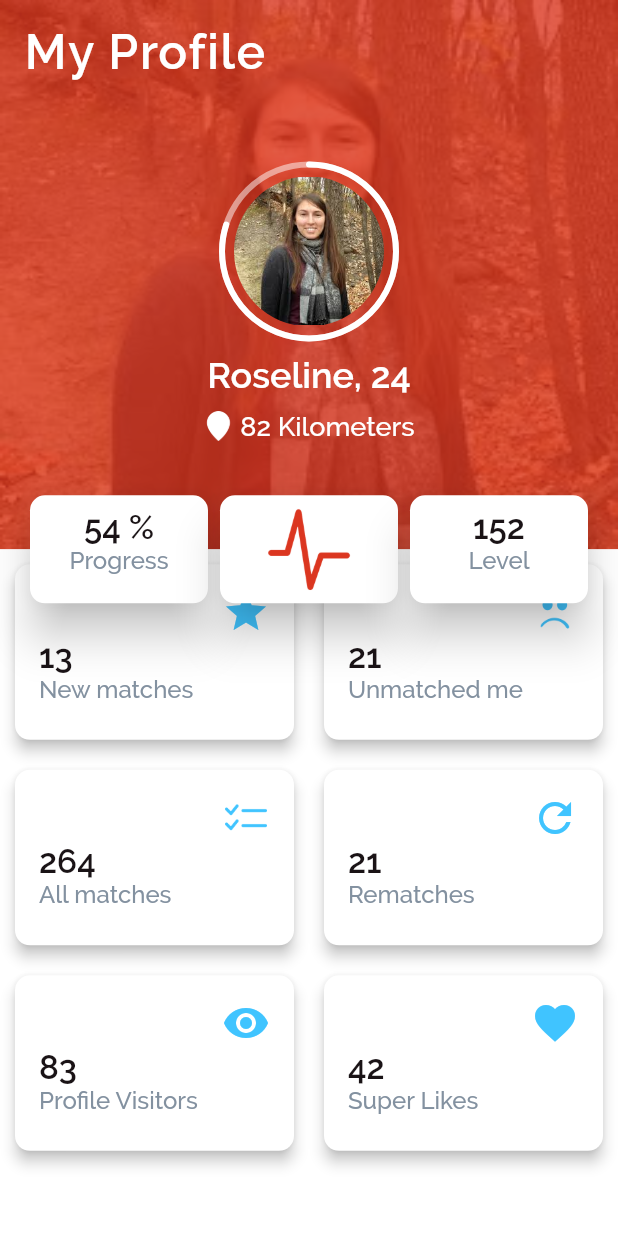
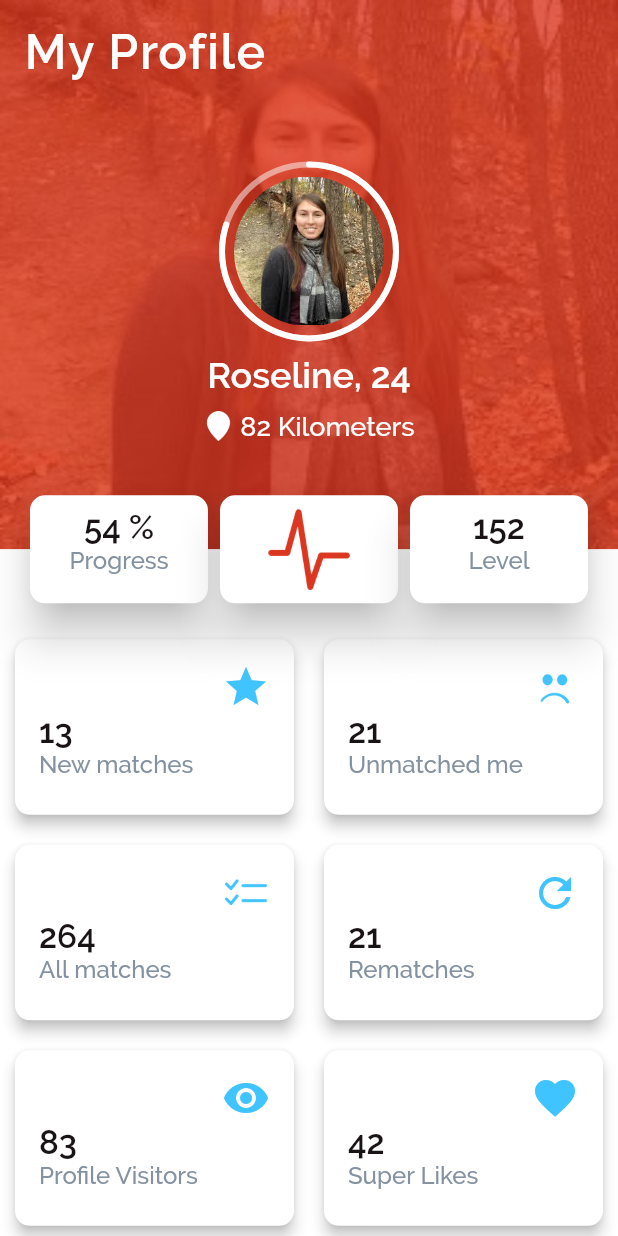
Before and after one commit to jobic10/flutter-dating-ui, a Flutter app: the screen it shows after launch, on a phone screen of 412 x 824 dp. Run offline on Flutter 3.47's test engine with Material 2 defaults, Android fonts, the phone set to English and light mode, and no system bars.

Commit message:
Profile page completed

```diff
--- a/lib/screens/profile/profile_page.dart
+++ b/lib/screens/profile/profile_page.dart
@@ -48,6 +48,9 @@ class ProfilePage extends StatelessWidget {
               Expanded(
                 flex: 5,
                 child: Container(
+                  padding: EdgeInsets.only(
+                    top: 50,
+                  ),
                   color: Colors.white,
                   child: SingleChildScrollView(
                     child: Table(
```
